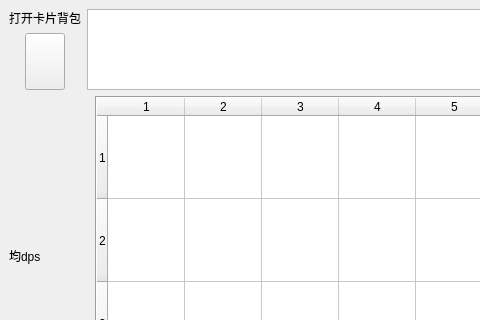
Before: the Qt Designer form dps_calculator.ui in syfoud/dps_calculator, drawn with Qt 5; both pictures show x 0 to 480 and y 0 to 320 of the 1028 by 771 pixel window.
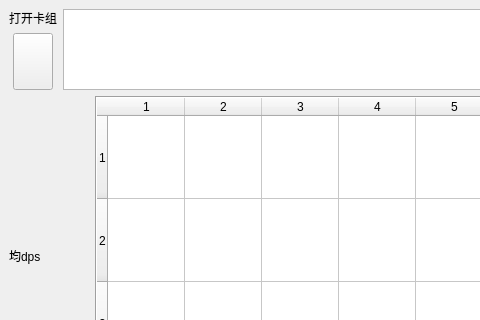
After: the same form once the commit is applied.

Commit message: 完全实现障碍与人物在地图上的添加

What changed in the file:
```diff
--- a/dps_calculator.ui
+++ b/dps_calculator.ui
@@ -36,7 +36,7 @@
           <item>
            <widget class="QLabel" name="openbag">
             <property name="text">
-             <string>打开卡片背包</string>
+             <string>打开卡组</string>
             </property>
            </widget>
           </item>
```
The commit also changes 1 other file.
